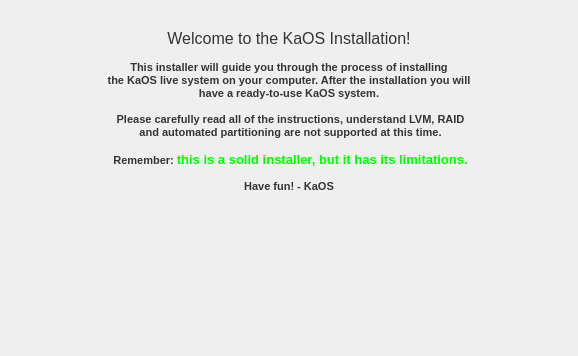
Before: the Qt Designer form ui/pages/intro.ui in KdeOs/Tribe, drawn with Qt 5; both pictures show x 0 to 578 and y 164 to 520 of the 578 by 520 pixel window.
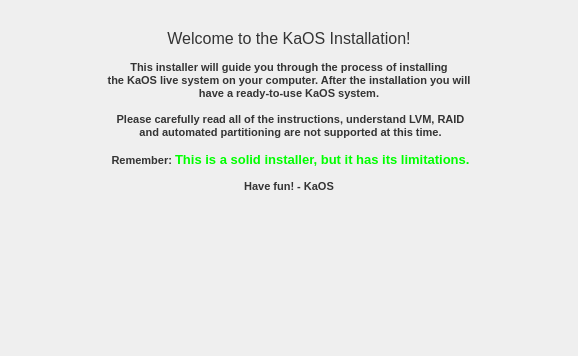
After: the same form once the commit is applied. Icons and pictures are not drawn.

Diff of the .ui file:
```diff
--- a/ui/pages/intro.ui
+++ b/ui/pages/intro.ui
@@ -101,7 +101,7 @@
 &lt;p align=&quot;center&quot; style=&quot; margin-top:0px; margin-bottom:0px; margin-left:0px; margin-right:0px; -qt-block-indent:0; text-indent:0px;&quot;&gt;&lt;span style=&quot; font-family:'Bitstream Vera Sans'; font-size:8pt; font-weight:536; color:#343434;&quot;&gt; Please carefully read all of the instructions, understand LVM, RAID&lt;/span&gt;&lt;/p&gt;
 &lt;p align=&quot;center&quot; style=&quot; margin-top:0px; margin-bottom:0px; margin-left:0px; margin-right:0px; -qt-block-indent:0; text-indent:0px;&quot;&gt;&lt;span style=&quot; font-family:'Bitstream Vera Sans'; font-size:8pt; font-weight:536; color:#343434;&quot;&gt; and automated partitioning are not supported at this time.&lt;/span&gt;&lt;/p&gt;
 &lt;p align=&quot;center&quot; style=&quot;-qt-paragraph-type:empty; margin-top:0px; margin-bottom:0px; margin-left:0px; margin-right:0px; -qt-block-indent:0; text-indent:0px; font-family:'Bitstream Vera Sans'; font-size:8pt; color:#343434;&quot;&gt;&lt;/p&gt;
-&lt;p align=&quot;center&quot; style=&quot; margin-top:0px; margin-bottom:0px; margin-left:0px; margin-right:0px; -qt-block-indent:0; text-indent:0px;&quot;&gt;&lt;span style=&quot; font-family:'Bitstream Vera Sans'; font-size:8pt; font-weight:536; color:#343434;&quot;&gt; Remember:&lt;/span&gt;&lt;span style=&quot; font-family:'Bitstream Vera Sans'; font-size:8pt; font-weight:536;&quot;&gt; &lt;/span&gt;&lt;span style=&quot; font-family:'Bitstream Vera Sans'; font-size:10pt; font-weight:536; color:#00ff00;&quot;&gt;this is a solid installer, but it has its limitations.&lt;/span&gt;&lt;/p&gt;
+&lt;p align=&quot;center&quot; style=&quot; margin-top:0px; margin-bottom:0px; margin-left:0px; margin-right:0px; -qt-block-indent:0; text-indent:0px;&quot;&gt;&lt;span style=&quot; font-family:'Bitstream Vera Sans'; font-size:8pt; font-weight:536; color:#343434;&quot;&gt; Remember:&lt;/span&gt;&lt;span style=&quot; font-family:'Bitstream Vera Sans'; font-size:8pt; font-weight:536;&quot;&gt; &lt;/span&gt;&lt;span style=&quot; font-family:'Bitstream Vera Sans'; font-size:10pt; font-weight:536; color:#00ff00;&quot;&gt;This is a solid installer, but it has its limitations.&lt;/span&gt;&lt;/p&gt;
 &lt;p align=&quot;center&quot; style=&quot;-qt-paragraph-type:empty; margin-top:0px; margin-bottom:0px; margin-left:0px; margin-right:0px; -qt-block-indent:0; text-indent:0px; font-family:'Bitstream Vera Sans'; font-size:8pt; font-weight:536; color:#ff0000;&quot;&gt;&lt;/p&gt;
 &lt;p align=&quot;center&quot; style=&quot; margin-top:0px; margin-bottom:0px; margin-left:0px; margin-right:0px; -qt-block-indent:0; text-indent:0px;&quot;&gt;&lt;span style=&quot; font-family:'Bitstream Vera Sans'; font-size:8pt; font-weight:536; color:#343434;&quot;&gt;Have fun! - KaOS&lt;/span&gt;&lt;/p&gt;&lt;/body&gt;&lt;/html&gt;</string>
      </property>
```
